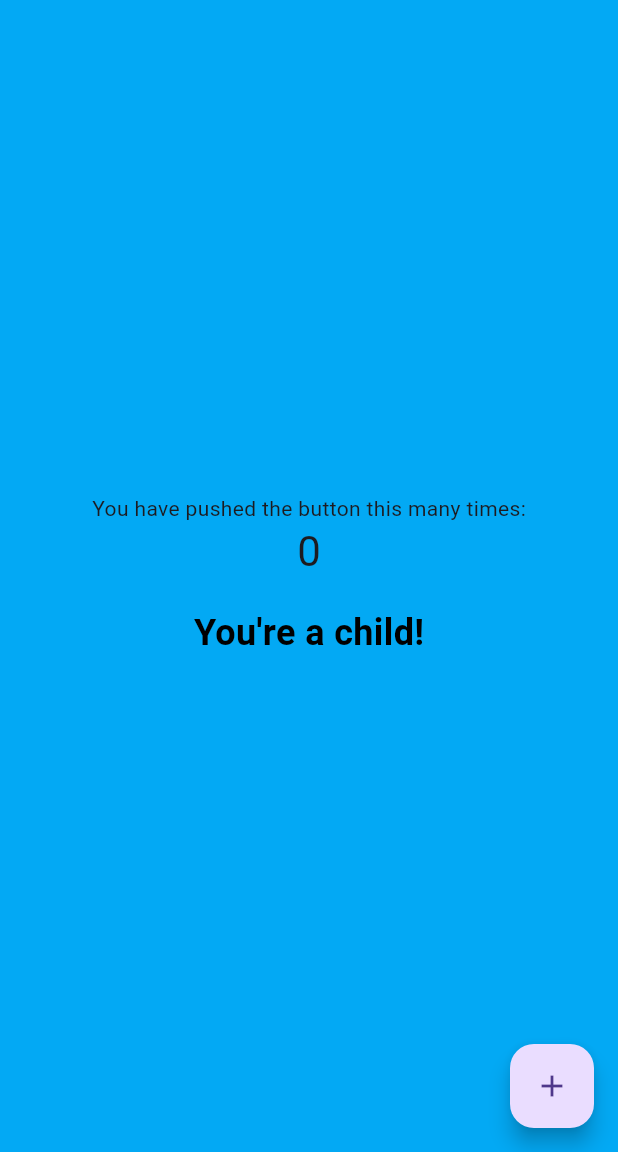
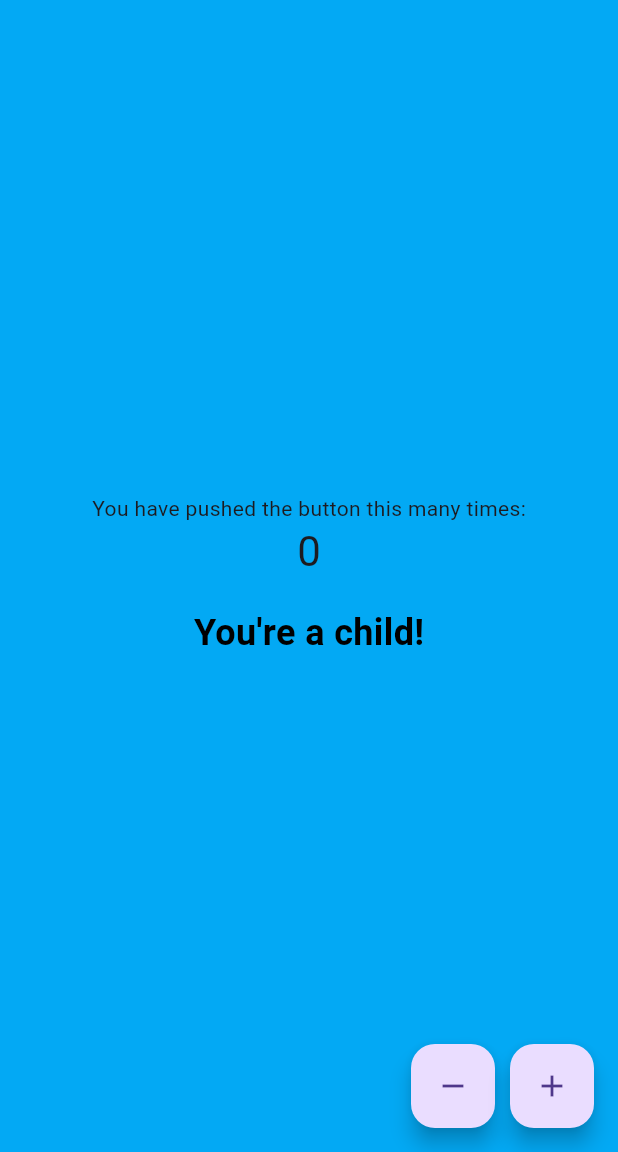
Before and after one commit to nuhs101/age_counter, a Flutter app: the screen it shows after launch, on a phone screen of 412 x 824 dp, the part 84-1236 px from its top. Run offline on Flutter 3.47's test engine with Material 3 defaults, Android fonts, the phone set to English and light mode, and no system bars; missing offline and left inert: window_size.

Commit message:
decrement, messages, and color change

```diff
--- a/lib/main.dart
+++ b/lib/main.dart
@@ -40,6 +40,11 @@ class Counter with ChangeNotifier {
 
   void increment() {
     value += 1;
+    notifyListeners();
+  }
+
+  void decrement() {
+    value -= 1;
     notifyListeners();
   }
 
@@ -109,7 +114,21 @@ class MyHomePage extends StatelessWidget {
           );
         },
       ),
-      floatingActionButton: FloatingActionButton(
+      floatingActionButton: Row(
+        mainAxisAlignment: MainAxisAlignment.end,
+        children: [
+          // Decrement button
+          FloatingActionButton(
+            onPressed: () {
+              var counter = context.read<Counter>();
+              counter.decrement();
+            },
+            tooltip: 'Decrement',
+            child: const Icon(Icons.remove),
+          ),
+          const SizedBox(width: 10),
+          // Increment button
+          FloatingActionButton(
             onPressed: () {
               var counter = context.read<Counter>();
               counter.increment();
@@ -117,6 +136,8 @@ class MyHomePage extends StatelessWidget {
             tooltip: 'Increment',
             child: const Icon(Icons.add),
           ),
+        ],
+      ),
     );
   }
 }
```
Lines whose indentation alone changed are shown as unchanged.
